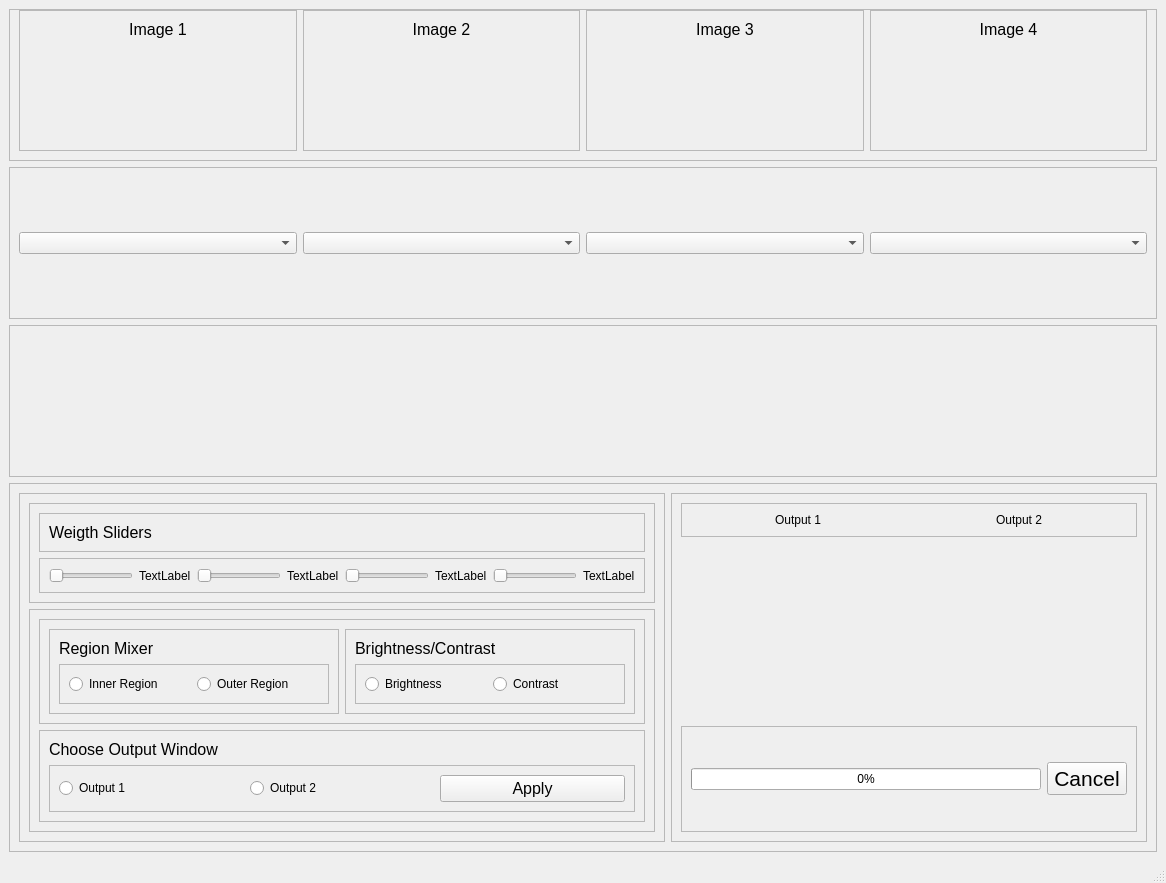
shehab400/Face_Morphing, file GUI.ui: the form before one commit.
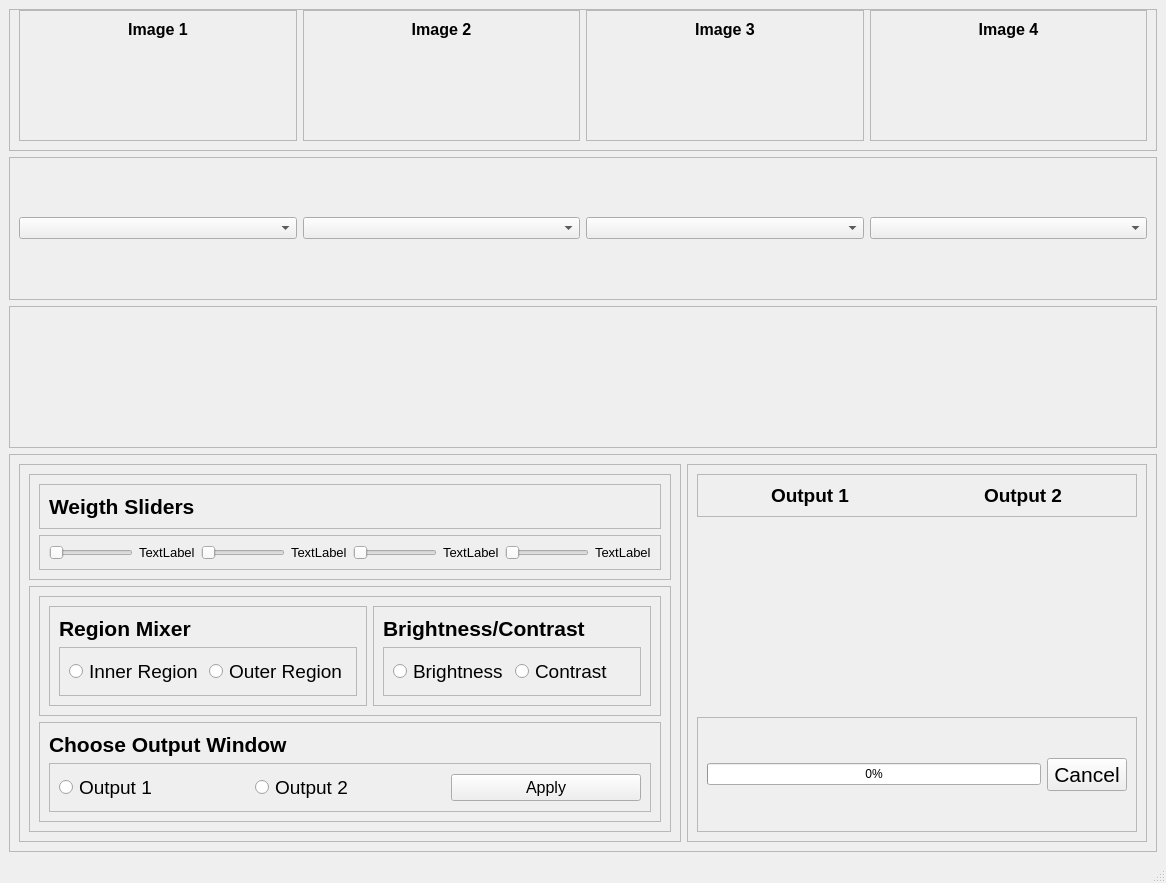
The form after the commit.

Commit message: gui wa alignment

What changed in the file:
```diff
--- a/GUI.ui
+++ b/GUI.ui
@@ -44,6 +44,8 @@
             <property name="font">
              <font>
               <pointsize>12</pointsize>
+              <weight>75</weight>
+              <bold>true</bold>
              </font>
             </property>
             <property name="text">
@@ -76,6 +78,8 @@
             <property name="font">
              <font>
               <pointsize>12</pointsize>
+              <weight>75</weight>
+              <bold>true</bold>
              </font>
             </property>
             <property name="text">
@@ -108,6 +112,8 @@
             <property name="font">
              <font>
               <pointsize>12</pointsize>
+              <weight>75</weight>
+              <bold>true</bold>
              </font>
             </property>
             <property name="text">
@@ -140,6 +146,8 @@
             <property name="font">
              <font>
               <pointsize>12</pointsize>
+              <weight>75</weight>
+              <bold>true</bold>
              </font>
             </property>
             <property name="text">
@@ -257,7 +265,9 @@
                  <widget class="QLabel" name="label_5">
                   <property name="font">
                    <font>
-                    <pointsize>12</pointsize>
+                    <pointsize>16</pointsize>
+                    <weight>75</weight>
+                    <bold>true</bold>
                    </font>
                   </property>
                   <property name="text">
@@ -289,6 +299,11 @@
                 </item>
                 <item>
                  <widget class="QLabel" name="label_6">
+                  <property name="font">
+                   <font>
+                    <pointsize>10</pointsize>
+                   </font>
+                  </property>
                   <property name="text">
                    <string>TextLabel</string>
                   </property>
@@ -306,6 +321,11 @@
                 </item>
                 <item>
                  <widget class="QLabel" name="label_7">
+                  <property name="font">
+                   <font>
+                    <pointsize>10</pointsize>
+                   </font>
+                  </property>
                   <property name="text">
                    <string>TextLabel</string>
                   </property>
@@ -323,6 +343,11 @@
                 </item>
                 <item>
                  <widget class="QLabel" name="label_8">
+                  <property name="font">
+                   <font>
+                    <pointsize>10</pointsize>
+                   </font>
+                  </property>
                   <property name="text">
                    <string>TextLabel</string>
                   </property>
@@ -340,6 +365,11 @@
                 </item>
                 <item>
                  <widget class="QLabel" name="label_9">
+                  <property name="font">
+                   <font>
+                    <pointsize>10</pointsize>
+                   </font>
+                  </property>
                   <property name="text">
                    <string>TextLabel</string>
                   </property>
@@ -382,7 +412,9 @@
                     <widget class="QLabel" name="label_10">
                      <property name="font">
                       <font>
-                       <pointsize>12</pointsize>
+                       <pointsize>16</pointsize>
+                       <weight>75</weight>
+                       <bold>true</bold>
                       </font>
                      </property>
                      <property name="text">
@@ -401,6 +433,11 @@
                      <layout class="QHBoxLayout" name="horizontalLayout_7">
                       <item>
                        <widget class="QRadioButton" name="Inner_radio">
+                        <property name="font">
+                         <font>
+                          <pointsize>14</pointsize>
+                         </font>
+                        </property>
                         <property name="text">
                          <string>Inner Region</string>
                         </property>
@@ -408,6 +445,11 @@
                       </item>
                       <item>
                        <widget class="QRadioButton" name="Outer_radio">
+                        <property name="font">
+                         <font>
+                          <pointsize>14</pointsize>
+                         </font>
+                        </property>
                         <property name="text">
                          <string>Outer Region</string>
                         </property>
@@ -432,7 +474,9 @@
                     <widget class="QLabel" name="label_12">
                      <property name="font">
                       <font>
-                       <pointsize>12</pointsize>
+                       <pointsize>16</pointsize>
+                       <weight>75</weight>
+                       <bold>true</bold>
                       </font>
                      </property>
                      <property name="text">
@@ -451,6 +495,11 @@
                      <layout class="QHBoxLayout" name="horizontalLayout_18">
                       <item>
                        <widget class="QRadioButton" name="brightness_radio">
+                        <property name="font">
+                         <font>
+                          <pointsize>14</pointsize>
+                         </font>
+                        </property>
                         <property name="text">
                          <string>Brightness</string>
                         </property>
@@ -458,6 +507,11 @@
                       </item>
                       <item>
                        <widget class="QRadioButton" name="contrast_radio">
+                        <property name="font">
+                         <font>
+                          <pointsize>14</pointsize>
+                         </font>
+                        </property>
                         <property name="text">
                          <string>Contrast</string>
                         </property>
@@ -485,7 +539,9 @@
                  <widget class="QLabel" name="label_11">
                   <property name="font">
                    <font>
-                    <pointsize>12</pointsize>
+                    <pointsize>16</pointsize>
+                    <weight>75</weight>
+                    <bold>true</bold>
                    </font>
                   </property>
                   <property name="text">
@@ -504,6 +560,11 @@
                   <layout class="QHBoxLayout" name="horizontalLayout_6">
                    <item>
                     <widget class="QRadioButton" name="radioButton">
+                     <property name="font">
+                      <font>
+                       <pointsize>14</pointsize>
+                      </font>
+                     </property>
                      <property name="text">
                       <string>Output 1</string>
                      </property>
@@ -511,6 +572,11 @@
                    </item>
                    <item>
                     <widget class="QRadioButton" name="radioButton_2">
+                     <property name="font">
+                      <font>
+                       <pointsize>14</pointsize>
+                      </font>
+                     </property>
                      <property name="text">
                       <string>Output 2</string>
                      </property>
@@ -566,6 +632,13 @@
             <layout class="QHBoxLayout" name="horizontalLayout_19">
              <item alignment="Qt::AlignHCenter|Qt::AlignTop">
               <widget class="QLabel" name="label_13">
+               <property name="font">
+                <font>
+                 <pointsize>14</pointsize>
+                 <weight>75</weight>
+                 <bold>true</bold>
+                </font>
+               </property>
                <property name="text">
                 <string>Output 1</string>
                </property>
@@ -573,6 +646,13 @@
              </item>
              <item alignment="Qt::AlignHCenter|Qt::AlignTop">
               <widget class="QLabel" name="label_14">
+               <property name="font">
+                <font>
+                 <pointsize>14</pointsize>
+                 <weight>75</weight>
+                 <bold>true</bold>
+                </font>
+               </property>
                <property name="text">
                 <string>Output 2</string>
                </property>
@@ -592,6 +672,9 @@
                   <property name="text">
                    <string/>
                   </property>
+                  <property name="alignment">
+                   <set>Qt::AlignCenter</set>
+                  </property>
                  </widget>
                 </item>
                </layout>
@@ -605,6 +688,9 @@
                   <property name="text">
                    <string/>
                   </property>
+                  <property name="alignment">
+                   <set>Qt::AlignCenter</set>
+                  </property>
                  </widget>
                 </item>
                </layout>
```
The commit also changes 1 other file.
